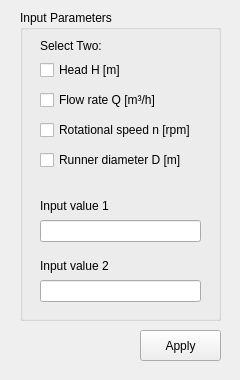
AudriusZ/Hill-Chart-Calculator, file src/GUI_QtDesigner/sizing_widget.ui: the form before one commit.
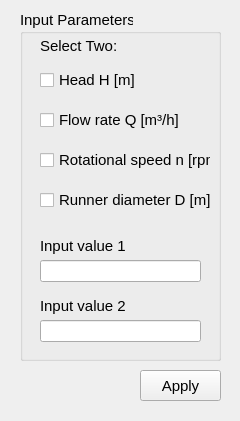
The form after the commit.

Commit message: change of font from 9 to 11 and fix return to default size 9 when toggling

Patch:
```diff
--- a/src/GUI_QtDesigner/sizing_widget.ui
+++ b/src/GUI_QtDesigner/sizing_widget.ui
@@ -7,9 +7,14 @@
     <x>0</x>
     <y>0</y>
     <width>240</width>
-    <height>380</height>
+    <height>421</height>
    </rect>
   </property>
+  <property name="font">
+   <font>
+    <pointsize>11</pointsize>
+   </font>
+  </property>
   <property name="windowTitle">
    <string>Form</string>
   </property>
@@ -17,7 +22,7 @@
    <property name="geometry">
     <rect>
      <x>40</x>
-     <y>190</y>
+     <y>230</y>
      <width>171</width>
      <height>31</height>
     </rect>
@@ -30,7 +35,7 @@
    <property name="geometry">
     <rect>
      <x>40</x>
-     <y>220</y>
+     <y>260</y>
      <width>161</width>
      <height>22</height>
     </rect>
@@ -40,7 +45,7 @@
    <property name="geometry">
     <rect>
      <x>40</x>
-     <y>250</y>
+     <y>290</y>
      <width>171</width>
      <height>31</height>
     </rect>
@@ -53,7 +58,7 @@
    <property name="geometry">
     <rect>
      <x>40</x>
-     <y>280</y>
+     <y>320</y>
      <width>161</width>
      <height>22</height>
     </rect>
@@ -65,7 +70,7 @@
      <x>20</x>
      <y>10</y>
      <width>201</width>
-     <height>311</height>
+     <height>351</height>
     </rect>
    </property>
    <property name="title">
@@ -75,7 +80,7 @@
     <property name="geometry">
      <rect>
       <x>20</x>
-      <y>80</y>
+      <y>100</y>
       <width>171</width>
       <height>20</height>
      </rect>
@@ -101,7 +106,7 @@
     <property name="geometry">
      <rect>
       <x>20</x>
-      <y>50</y>
+      <y>60</y>
       <width>171</width>
       <height>20</height>
      </rect>
@@ -114,7 +119,7 @@
     <property name="geometry">
      <rect>
       <x>20</x>
-      <y>110</y>
+      <y>140</y>
       <width>171</width>
       <height>20</height>
      </rect>
@@ -127,7 +132,7 @@
     <property name="geometry">
      <rect>
       <x>20</x>
-      <y>140</y>
+      <y>180</y>
       <width>171</width>
       <height>20</height>
      </rect>
@@ -141,7 +146,7 @@
    <property name="geometry">
     <rect>
      <x>140</x>
-     <y>330</y>
+     <y>370</y>
      <width>81</width>
      <height>31</height>
     </rect>
```
The commit also changes 8 other files.
